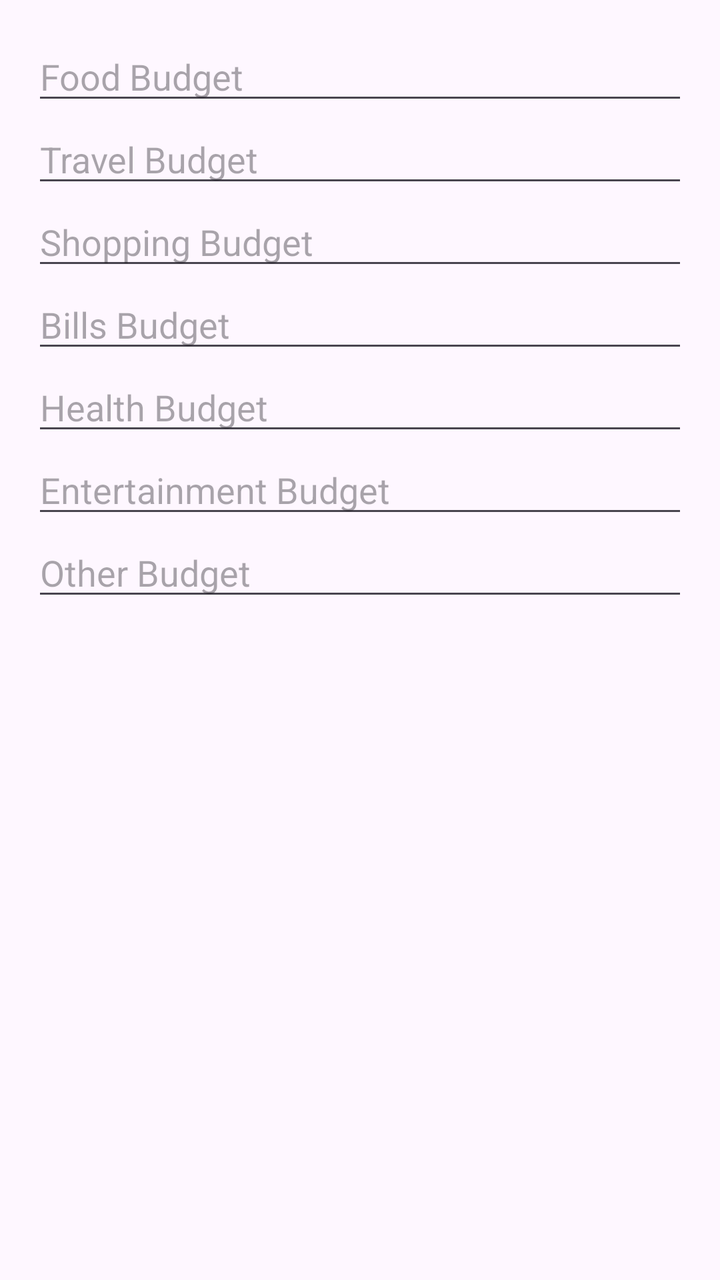
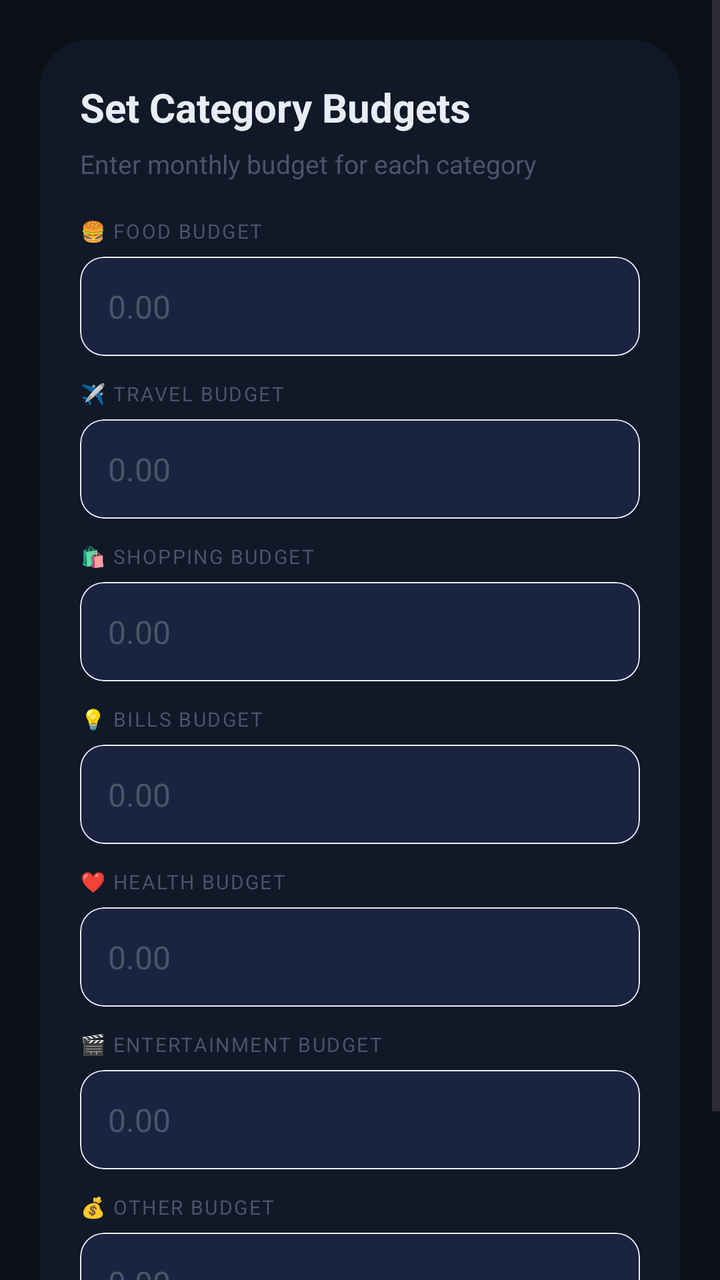

Before-and-after screenshots of an Android layout around one commit, followed by the original layout XML and the change that was made.
<!-- AndroidManifest.xml: application theme Theme.PocketPilot -->
<!-- res/layout/dialog_set_budget.xml -->
<?xml version="1.0" encoding="utf-8"?>
<ScrollView xmlns:android="http://schemas.android.com/apk/res/android"
    android:layout_width="match_parent"
    android:layout_height="wrap_content">

    <LinearLayout
        android:layout_width="match_parent"
        android:layout_height="wrap_content"
        android:orientation="vertical"
        android:padding="16dp">

        <EditText
            android:id="@+id/etFoodBudget"
            android:layout_width="match_parent"
            android:layout_height="wrap_content"
            android:hint="Food Budget"
            android:inputType="numberDecimal" />

        <EditText
            android:id="@+id/etTravelBudget"
            android:layout_width="match_parent"
            android:layout_height="wrap_content"
            android:hint="Travel Budget"
            android:inputType="numberDecimal" />

        <EditText
            android:id="@+id/etShoppingBudget"
            android:layout_width="match_parent"
            android:layout_height="wrap_content"
            android:hint="Shopping Budget"
            android:inputType="numberDecimal" />

        <EditText
            android:id="@+id/etBillsBudget"
            android:layout_width="match_parent"
            android:layout_height="wrap_content"
            android:hint="Bills Budget"
            android:inputType="numberDecimal" />

        <EditText
            android:id="@+id/etHealthBudget"
            android:layout_width="match_parent"
            android:layout_height="wrap_content"
            android:hint="Health Budget"
            android:inputType="numberDecimal" />

        <EditText
            android:id="@+id/etEntertainmentBudget"
            android:layout_width="match_parent"
            android:layout_height="wrap_content"
            android:hint="Entertainment Budget"
            android:inputType="numberDecimal" />

        <EditText
            android:id="@+id/etOtherBudget"
            android:layout_width="match_parent"
            android:layout_height="wrap_content"
            android:hint="Other Budget"
            android:inputType="numberDecimal" />
    </LinearLayout>
</ScrollView>
<!-- resources referenced by this layout -->
<resources>
  <style name="Theme.PocketPilot" parent="Base.Theme.PocketPilot" />
  <style name="Base.Theme.PocketPilot" parent="Theme.Material3.DayNight.NoActionBar">
          <item name="colorPrimary">@color/teal_700</item>
          <item name="android:statusBarColor">@color/teal_700</item>
          <item name="android:navigationBarColor">@android:color/white</item> --&gt;
      </style>
  <color name="teal_700">#1B8A5A</color>
</resources>

<!-- the commit's change to res/layout/dialog_set_budget.xml (unified diff, before → after) -->
@@ -1,61 +1,300 @@
 <?xml version="1.0" encoding="utf-8"?>
 <ScrollView xmlns:android="http://schemas.android.com/apk/res/android"
+    xmlns:app="http://schemas.android.com/apk/res-auto"
     android:layout_width="match_parent"
-    android:layout_height="wrap_content">
-
-    <LinearLayout
+    android:layout_height="wrap_content"
+    android:fillViewport="true"
+    android:background="@android:color/transparent">
+
+    <androidx.cardview.widget.CardView
         android:layout_width="match_parent"
         android:layout_height="wrap_content"
-        android:orientation="vertical"
-        android:padding="16dp">
-
-        <EditText
-            android:id="@+id/etFoodBudget"
+        android:layout_margin="20dp"
+        app:cardBackgroundColor="@color/card_bg"
+        app:cardCornerRadius="24dp"
+        app:cardElevation="0dp">
+
+        <LinearLayout
             android:layout_width="match_parent"
             android:layout_height="wrap_content"
-            android:hint="Food Budget"
-            android:inputType="numberDecimal" />
-
-        <EditText
-            android:id="@+id/etTravelBudget"
-            android:layout_width="match_parent"
-            android:layout_height="wrap_content"
-            android:hint="Travel Budget"
-            android:inputType="numberDecimal" />
-
-        <EditText
-            android:id="@+id/etShoppingBudget"
-            android:layout_width="match_parent"
-            android:layout_height="wrap_content"
-            android:hint="Shopping Budget"
-            android:inputType="numberDecimal" />
-
-        <EditText
-            android:id="@+id/etBillsBudget"
-            android:layout_width="match_parent"
-            android:layout_height="wrap_content"
-            android:hint="Bills Budget"
-            android:inputType="numberDecimal" />
-
-        <EditText
-            android:id="@+id/etHealthBudget"
-            android:layout_width="match_parent"
-            android:layout_height="wrap_content"
-            android:hint="Health Budget"
-            android:inputType="numberDecimal" />
-
-        <EditText
-            android:id="@+id/etEntertainmentBudget"
-            android:layout_width="match_parent"
-            android:layout_height="wrap_content"
-            android:hint="Entertainment Budget"
-            android:inputType="numberDecimal" />
-
-        <EditText
-            android:id="@+id/etOtherBudget"
-            android:layout_width="match_parent"
-            android:layout_height="wrap_content"
-            android:hint="Other Budget"
-            android:inputType="numberDecimal" />
-    </LinearLayout>
+            android:orientation="vertical"
+            android:padding="20dp">
+
+            <TextView
+                android:id="@+id/tvBudgetDialogTitle"
+                android:layout_width="wrap_content"
+                android:layout_height="wrap_content"
+                android:text="Set Category Budgets"
+                android:textColor="@color/text_primary"
+                android:textSize="20sp"
+                android:textStyle="bold" />
+
+            <TextView
+                android:layout_width="wrap_content"
+                android:layout_height="wrap_content"
+                android:layout_marginTop="6dp"
+                android:layout_marginBottom="18dp"
+                android:text="Enter monthly budget for each category"
+                android:textColor="@color/text_muted"
+                android:textSize="13sp" />
+
+            <TextView
+                android:layout_width="wrap_content"
+                android:layout_height="wrap_content"
+                android:text="🍔 FOOD BUDGET"
+                android:textSize="10sp"
+                android:textColor="@color/text_muted"
+                android:letterSpacing="0.08"
+                android:layout_marginBottom="6dp" />
+
+            <com.google.android.material.card.MaterialCardView
+                android:layout_width="match_parent"
+                android:layout_height="wrap_content"
+                app:cardCornerRadius="12dp"
+                app:cardElevation="0dp"
+                app:strokeColor="@color/text_primary"
+                app:strokeWidth="0.5dp"
+                app:cardBackgroundColor="@color/balance_card_bg"
+                android:layout_marginBottom="12dp">
+
+                <EditText
+                    android:id="@+id/etFoodBudget"
+                    android:layout_width="match_parent"
+                    android:layout_height="wrap_content"
+                    android:hint="0.00"
+                    android:inputType="numberDecimal"
+                    android:textSize="16sp"
+                    android:textColor="@color/text_primary"
+                    android:textColorHint="@color/text_muted"
+                    android:background="@null"
+                    android:padding="14dp" />
+            </com.google.android.material.card.MaterialCardView>
+
+            <TextView
+                android:layout_width="wrap_content"
+                android:layout_height="wrap_content"
+                android:text="✈️ TRAVEL BUDGET"
+                android:textSize="10sp"
+                android:textColor="@color/text_muted"
+                android:letterSpacing="0.08"
+                android:layout_marginBottom="6dp" />
+
+            <com.google.android.material.card.MaterialCardView
+                android:layout_width="match_parent"
+                android:layout_height="wrap_content"
+                app:cardCornerRadius="12dp"
+                app:cardElevation="0dp"
+                app:strokeColor="@color/text_primary"
+                app:strokeWidth="0.5dp"
+                app:cardBackgroundColor="@color/balance_card_bg"
+                android:layout_marginBottom="12dp">
+
+                <EditText
+                    android:id="@+id/etTravelBudget"
+                    android:layout_width="match_parent"
+                    android:layout_height="wrap_content"
+                    android:hint="0.00"
+                    android:inputType="numberDecimal"
+                    android:textSize="16sp"
+                    android:textColor="@color/text_primary"
+                    android:textColorHint="@color/text_muted"
+                    android:background="@null"
+                    android:padding="14dp" />
+            </com.google.android.material.card.MaterialCardView>
+            <TextView
+                android:layout_width="wrap_content"
+                android:layout_height="wrap_content"
+                android:text="🛍️ SHOPPING BUDGET"
+                android:textSize="10sp"
+                android:textColor="@color/text_muted"
+                android:letterSpacing="0.08"
+                android:layout_marginBottom="6dp" />
+
+            <com.google.android.material.card.MaterialCardView
+                android:layout_width="match_parent"
+                android:layout_height="wrap_content"
+                app:cardCornerRadius="12dp"
+                app:cardElevation="0dp"
+                app:strokeColor="@color/text_primary"
+                app:strokeWidth="0.5dp"
+                app:cardBackgroundColor="@color/balance_card_bg"
+                android:layout_marginBottom="12dp">
+
+                <EditText
+                    android:id="@+id/etShoppingBudget"
+                    android:layout_width="match_parent"
+                    android:layout_height="wrap_content"
+                    android:hint="0.00"
+                    android:inputType="numberDecimal"
+                    android:textSize="16sp"
+                    android:textColor="@color/text_primary"
+                    android:textColorHint="@color/text_muted"
+                    android:background="@null"
+                    android:padding="14dp" />
+            </com.google.android.material.card.MaterialCardView>
+
+            <TextView
+                android:layout_width="wrap_content"
+                android:layout_height="wrap_content"
+                android:text="💡 BILLS BUDGET"
+                android:textSize="10sp"
+                android:textColor="@color/text_muted"
+                android:letterSpacing="0.08"
+                android:layout_marginBottom="6dp" />
+
+            <com.google.android.material.card.MaterialCardView
+                android:layout_width="match_parent"
+                android:layout_height="wrap_content"
+                app:cardCornerRadius="12dp"
+                app:cardElevation="0dp"
+                app:strokeColor="@color/text_primary"
+                app:strokeWidth="0.5dp"
+                app:cardBackgroundColor="@color/balance_card_bg"
+                android:layout_marginBottom="12dp">
+
+                <EditText
+                    android:id="@+id/etBillsBudget"
+                    android:layout_width="match_parent"
+                    android:layout_height="wrap_content"
+                    android:hint="0.00"
+                    android:inputType="numberDecimal"
+                    android:textSize="16sp"
+                    android:textColor="@color/text_primary"
+                    android:textColorHint="@color/text_muted"
+                    android:background="@null"
+                    android:padding="14dp" />
+            </com.google.android.material.card.MaterialCardView>
+
+
+            <TextView
+                android:layout_width="wrap_content"
+                android:layout_height="wrap_content"
+                android:text="❤️ HEALTH BUDGET"
+                android:textSize="10sp"
+                android:textColor="@color/text_muted"
+                android:letterSpacing="0.08"
+                android:layout_marginBottom="6dp" />
+
+            <com.google.android.material.card.MaterialCardView
+                android:layout_width="match_parent"
+                android:layout_height="wrap_content"
+                app:cardCornerRadius="12dp"
+                app:cardElevation="0dp"
+                app:strokeColor="@color/text_primary"
+                app:strokeWidth="0.5dp"
+                app:cardBackgroundColor="@color/balance_card_bg"
+                android:layout_marginBottom="12dp">
+
+                <EditText
+                    android:id="@+id/etHealthBudget"
+                    android:layout_width="match_parent"
+                    android:layout_height="wrap_content"
+                    android:hint="0.00"
+                    android:inputType="numberDecimal"
+                    android:textSize="16sp"
+                    android:textColor="@color/text_primary"
+                    android:textColorHint="@color/text_muted"
+                    android:background="@null"
+                    android:padding="14dp" />
+            </com.google.android.material.card.MaterialCardView>
+
+            <TextView
+                android:layout_width="wrap_content"
+                android:layout_height="wrap_content"
+                android:text="🎬 ENTERTAINMENT BUDGET"
+                android:textSize="10sp"
+                android:textColor="@color/text_muted"
+                android:letterSpacing="0.08"
+                android:layout_marginBottom="6dp" />
+
+            <com.google.android.material.card.MaterialCardView
+                android:layout_width="match_parent"
+                android:layout_height="wrap_content"
+                app:cardCornerRadius="12dp"
+                app:cardElevation="0dp"
+                app:strokeColor="@color/text_primary"
+                app:strokeWidth="0.5dp"
+                app:cardBackgroundColor="@color/balance_card_bg"
+                android:layout_marginBottom="12dp">
+
+                <EditText
+                    android:id="@+id/etEntertainmentBudget"
+                    android:layout_width="match_parent"
+                    android:layout_height="wrap_content"
+                    android:hint="0.00"
+                    android:inputType="numberDecimal"
+                    android:textSize="16sp"
+                    android:textColor="@color/text_primary"
+                    android:textColorHint="@color/text_muted"
+                    android:background="@null"
+                    android:padding="14dp" />
+            </com.google.android.material.card.MaterialCardView>
+
+            <TextView
+                android:layout_width="wrap_content"
+                android:layout_height="wrap_content"
+                android:text="💰 OTHER BUDGET"
+                android:textSize="10sp"
+                android:textColor="@color/text_muted"
+                android:letterSpacing="0.08"
+                android:layout_marginBottom="6dp" />
+
+            <com.google.android.material.card.MaterialCardView
+                android:layout_width="match_parent"
+                android:layout_height="wrap_content"
+                app:cardCornerRadius="12dp"
+                app:cardElevation="0dp"
+                app:strokeColor="@color/text_primary"
+                app:strokeWidth="0.5dp"
+                app:cardBackgroundColor="@color/balance_card_bg"
+                android:layout_marginBottom="12dp">
+
+                <EditText
+                    android:id="@+id/etOtherBudget"
+                    android:layout_width="match_parent"
+                    android:layout_height="wrap_content"
+                    android:hint="0.00"
+                    android:inputType="numberDecimal"
+                    android:textSize="16sp"
+                    android:textColor="@color/text_primary"
+                    android:textColorHint="@color/text_muted"
+                    android:background="@null"
+                    android:padding="14dp" />
+            </com.google.android.material.card.MaterialCardView>
+
+            <LinearLayout
+                android:layout_width="match_parent"
+                android:layout_height="wrap_content"
+                android:gravity="end"
+                android:orientation="horizontal">
+
+                <TextView
+                    android:id="@+id/btnCancelBudget"
+                    android:layout_width="wrap_content"
+                    android:layout_height="wrap_content"
+                    android:layout_marginEnd="12dp"
+                    android:background="@drawable/bg_dialog_btn_secondary"
+                    android:paddingHorizontal="18dp"
+                    android:paddingVertical="10dp"
+                    android:text="Cancel"
+                    android:textColor="@color/text_primary"
+                    android:textSize="14sp"
+                    android:textStyle="bold" />
+
+                <TextView
+                    android:id="@+id/btnSaveBudget"
+                    android:layout_width="wrap_content"
+                    android:layout_height="wrap_content"
+                    android:background="@drawable/bg_dialog_btn_primary"
+                    android:paddingHorizontal="18dp"
+                    android:paddingVertical="10dp"
+                    android:text="Save"
+                    android:textColor="@android:color/white"
+                    android:textSize="14sp"
+                    android:textStyle="bold" />
+            </LinearLayout>
+
+        </LinearLayout>
+
+    </androidx.cardview.widget.CardView>
 </ScrollView>
<!-- resource entries referenced after the edit -->
@@ -1,11 +1,41 @@
 <!-- resources referenced by this layout -->
 <resources>
+  <color name="balance_card_bg">#1A2340</color>
+  <color name="card_bg">#111827</color>
+  <color name="text_muted">#4A5568</color>
+  <color name="text_primary">#E8EDF5</color>
+  <!-- drawable bg_dialog_btn_primary (drawable) -->
+  <?xml version="1.0" encoding="utf-8"?>
+  <shape xmlns:android="http://schemas.android.com/apk/res/android">
+      <gradient
+          android:angle="0"
+          android:startColor="#5B6CFF"
+          android:endColor="#7B61FF"/>
+      <corners android:radius="12dp"/>
+  </shape>
+  <!-- drawable bg_dialog_btn_secondary (drawable) -->
+  <?xml version="1.0" encoding="utf-8"?>
+  <shape xmlns:android="http://schemas.android.com/apk/res/android">
+      <solid android:color="#11182B"/>
+      <corners android:radius="12dp"/>
+      <stroke
+          android:width="1dp"
+          android:color="#2B3F73"/>
+  </shape>
   <style name="Theme.PocketPilot" parent="Base.Theme.PocketPilot" />
   <style name="Base.Theme.PocketPilot" parent="Theme.Material3.DayNight.NoActionBar">
-          <item name="colorPrimary">@color/teal_700</item>
-          <item name="android:statusBarColor">@color/teal_700</item>
-          <item name="android:navigationBarColor">@android:color/white</item> --&gt;
+          <item name="colorPrimary">@color/primary_accent</item>
+          <item name="colorPrimaryDark">@color/primary_dark</item>
+          <item name="colorAccent">@color/primary_accent</item>
+          <item name="android:windowBackground">@color/screen_bg</item>
+          <item name="android:statusBarColor">@color/screen_bg</item>
+          <item name="android:navigationBarColor">@color/screen_bg</item>
+          <item name="colorSurface">@color/card_bg</item>
+          <item name="colorOnSurface">@color/text_primary</item>
+          <item name="android:textColor">@color/text_primary</item>
       </style>
-  <color name="teal_700">#1B8A5A</color>
+  <color name="primary_accent">#BF1A2340</color>
+  <color name="primary_dark">#3B5BDB</color>
+  <color name="screen_bg">#0D1117</color>
 </resources>
 
